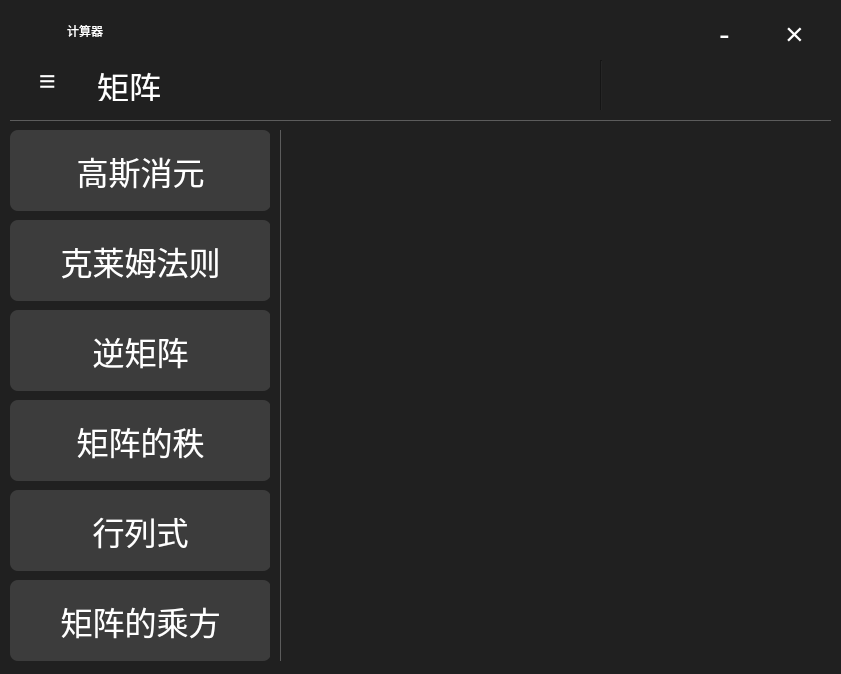
Above: projectfile/matrix.ui from Harrybh/Calculator before the change. Below: the same form after it.
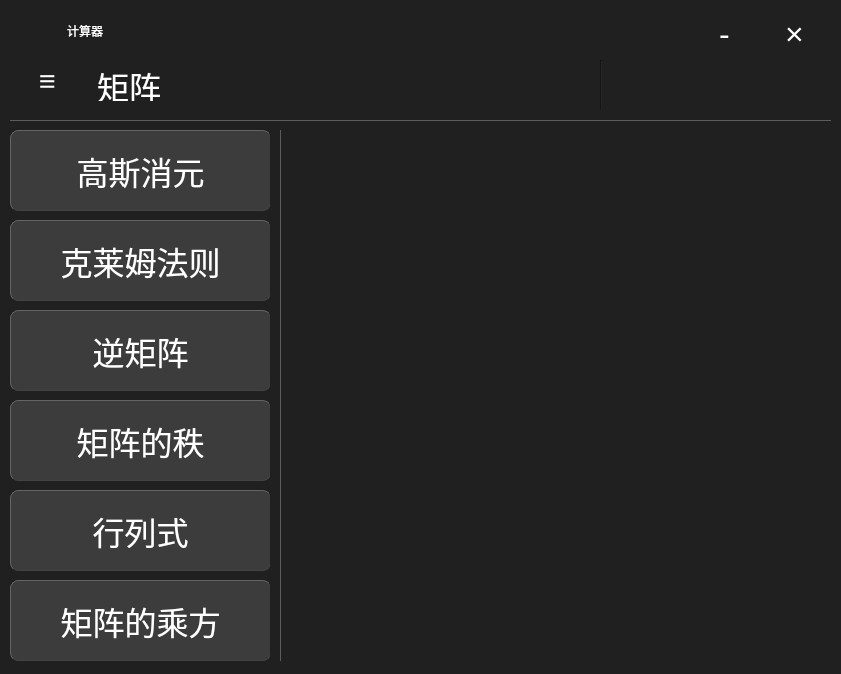
That is the form after the change. Icons and pictures are not drawn.

```diff
--- a/projectfile/matrix.ui
+++ b/projectfile/matrix.ui
@@ -188,6 +188,9 @@
 color: rgb(255, 255, 255);
 border-radius: 8px;
 font-size: 32px;
+border-style:outset; 
+border-width:1px;
+border-color: rgb(67, 67, 67);
 }
 
 QPushButton:hover { 
@@ -216,6 +219,9 @@
 color: rgb(255, 255, 255);
 border-radius: 8px;
 font-size: 32px;
+border-style:outset; 
+border-width:1px;
+border-color: rgb(67, 67, 67);
 }
 
 QPushButton:hover { 
@@ -244,6 +250,9 @@
 color: rgb(255, 255, 255);
 border-radius: 8px;
 font-size: 32px;
+border-style:outset; 
+border-width:1px;
+border-color: rgb(67, 67, 67);
 }
 
 QPushButton:hover { 
@@ -272,6 +281,9 @@
 color: rgb(255, 255, 255);
 border-radius: 8px;
 font-size: 32px;
+border-style:outset; 
+border-width:1px;
+border-color: rgb(67, 67, 67);
 }
 
 QPushButton:hover { 
@@ -300,6 +312,9 @@
 color: rgb(255, 255, 255);
 border-radius: 8px;
 font-size: 32px;
+border-style:outset; 
+border-width:1px;
+border-color: rgb(67, 67, 67);
 }
 
 QPushButton:hover { 
@@ -328,6 +343,9 @@
 color: rgb(255, 255, 255);
 border-radius: 8px;
 font-size: 32px;
+border-style:outset; 
+border-width:1px;
+border-color: rgb(67, 67, 67);
 }
 
 QPushButton:hover { 
```
Left out of the diff: 6 changed lines with no effect on the pictures.
